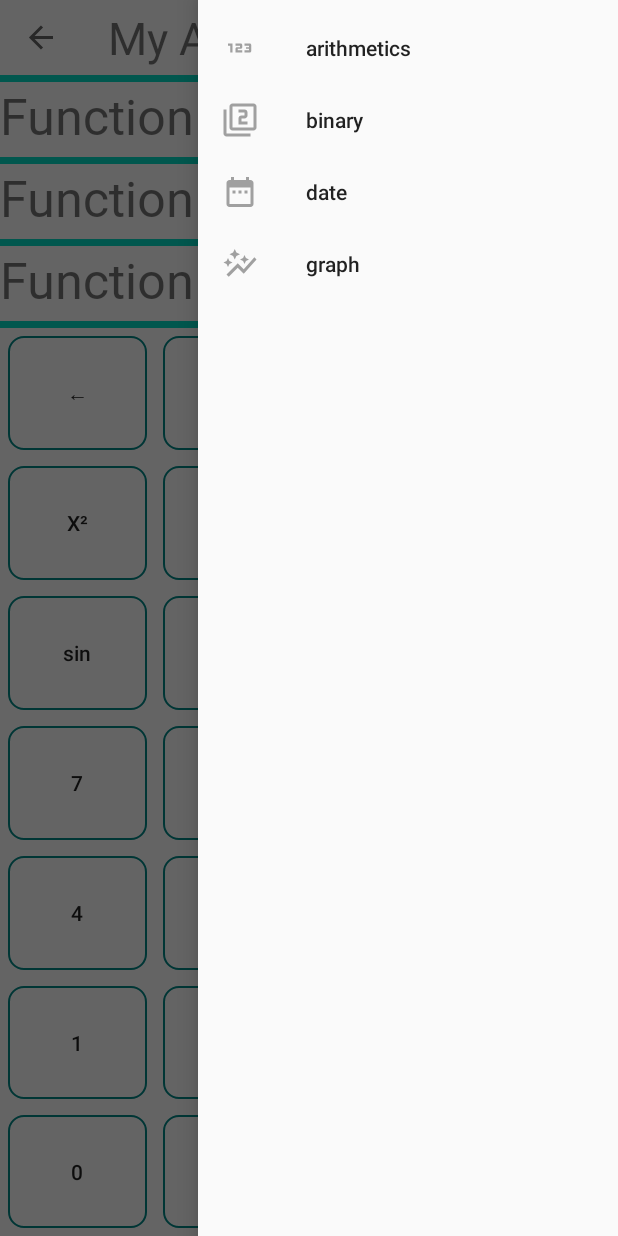
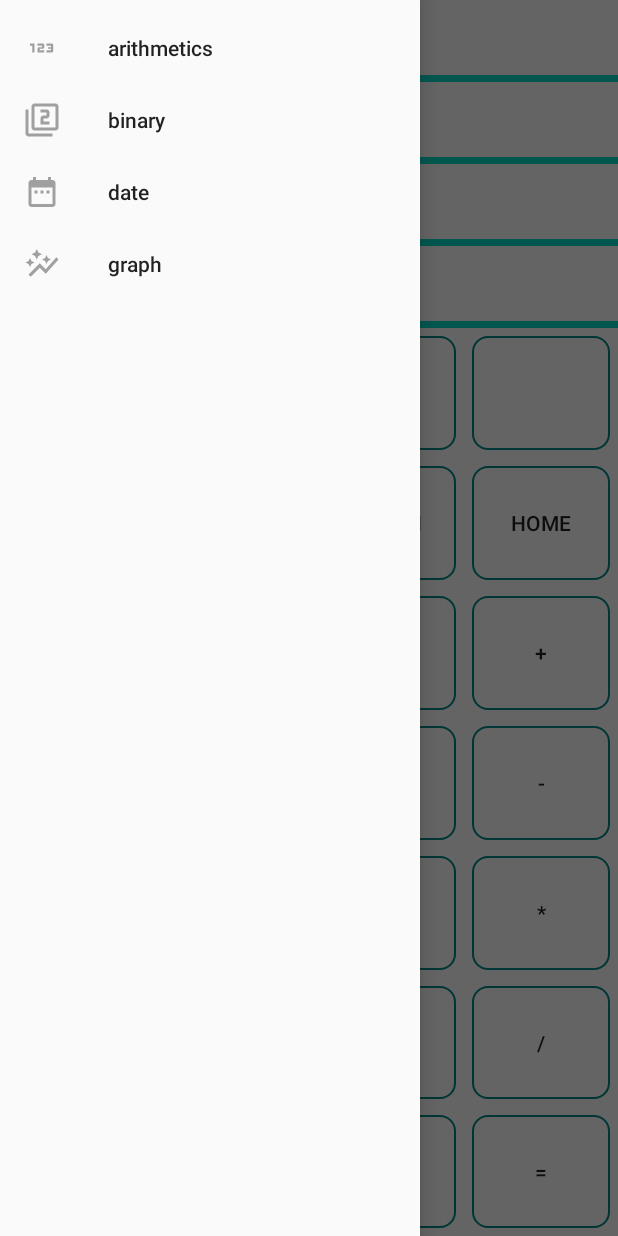
Before and after one commit to milttang/Calculator, an Android app: the Arithmetics_Graph screen opened directly, with no data from a screen before it, with the side drawer open, on a phone screen of 412 x 824 dp. Run offline under Robolectric (Android 15) with nearby library versions, the phone set to English and light mode, and no system bars.

Commit message:
그래프 계산기 drawerLayout 에러 수정

```diff
--- a/app/src/main/res/layout/activity_arithmetics_graph.xml
+++ b/app/src/main/res/layout/activity_arithmetics_graph.xml
@@ -454,7 +454,7 @@
         android:id="@+id/navigation_view"
         android:layout_width="wrap_content"
         android:layout_height="match_parent"
-        android:layout_gravity="end"
+        android:layout_gravity="left"
         android:fitsSystemWindows="true"
         app:menu="@menu/tool_bar_menu" />
 </androidx.drawerlayout.widget.DrawerLayout>
```
